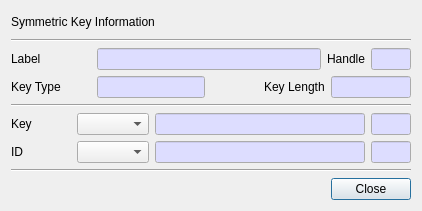
Before: the Qt Designer form CryptokiMan/secret_info_dlg.ui in jykim74/CryptokiMan, drawn with Qt 5.
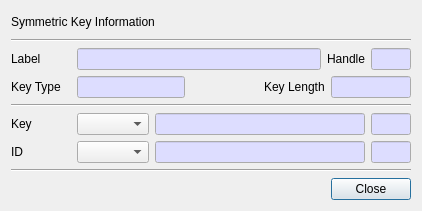
After: the same form once the commit is applied.

Commit message: UI 개선

```diff
--- a/CryptokiMan/secret_info_dlg.ui
+++ b/CryptokiMan/secret_info_dlg.ui
@@ -40,7 +40,7 @@
       <widget class="QLabel" name="label_2">
        <property name="minimumSize">
         <size>
-         <width>80</width>
+         <width>60</width>
          <height>0</height>
         </size>
        </property>
@@ -191,7 +191,7 @@
       <widget class="QLabel" name="label_3">
        <property name="minimumSize">
         <size>
-         <width>80</width>
+         <width>60</width>
          <height>0</height>
         </size>
        </property>
```
The commit also changes 4 other files.
